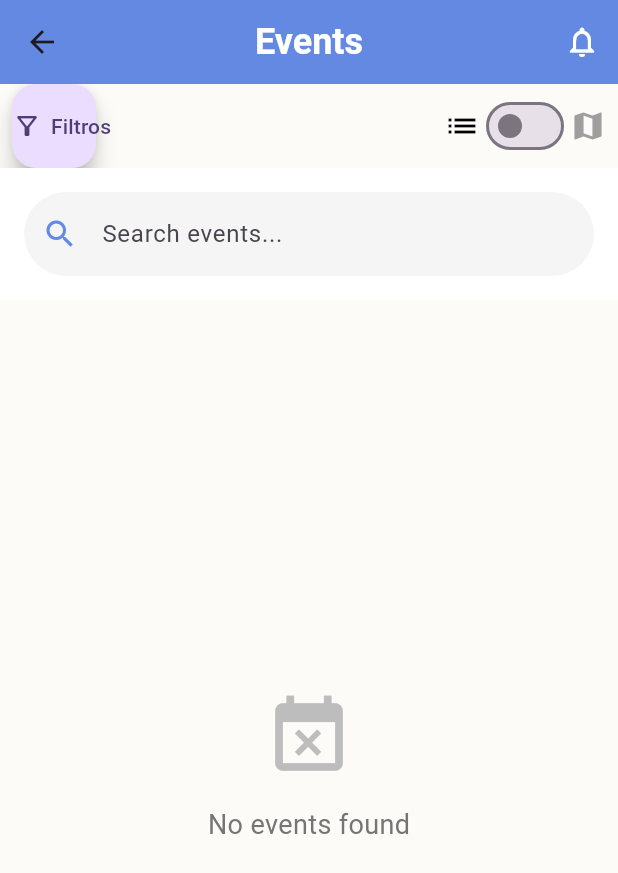
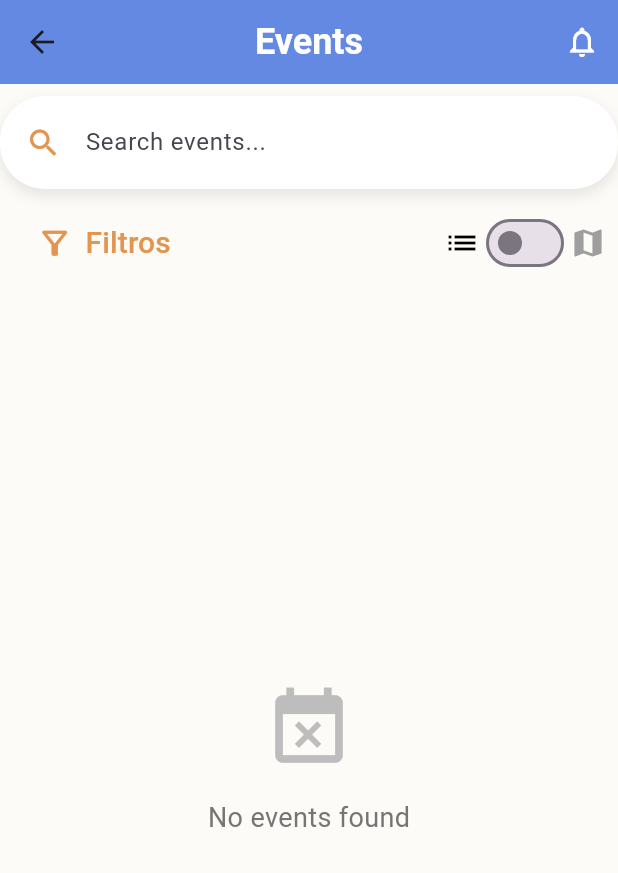
Before and after one commit to Moviles-2025-20/Flutter, a Flutter app: the EventsMapListContent screen opened directly, on a phone screen of 412 x 824 dp. Shown: the top 873 px of the screen. Run offline on Flutter 3.47's test engine with Material 3 defaults, Android fonts, the phone set to English and light mode, and no system bars; our stand-ins replace cloud_firestore, firebase_auth, firebase_core, google_maps_flutter, google_sign_in, image_picker and 1 more; missing offline and left inert: flutter_facebook_auth, flutter_web_auth_2; accounts and stored records are empty.

Commit message:
Lista eventos

```diff
--- a/lib/pages/events/model/event_filter.dart
+++ b/lib/pages/events/model/event_filter.dart
@@ -23,6 +23,7 @@ class EventFilters {
     bool? weatherDependent,
     String? city,
   }) {
+    print(category);
     return EventFilters(
       searchQuery: searchQuery ?? this.searchQuery,
       eventTypes: eventTypes ?? this.eventTypes,
--- a/lib/pages/events/view/event_list_view.dart
+++ b/lib/pages/events/view/event_list_view.dart
@@ -54,24 +54,29 @@ class EventsMapListContent extends StatelessWidget {
         ],
       ),
 
+
       body: Column(
         children: [
+           // Barra de búsqueda
+          const SizedBox(height: 8),
+
+          SearchBar(viewModel: viewModel),
+
+          const SizedBox(height: 8),
+
           Padding(
             padding: const EdgeInsets.symmetric(horizontal: 8.0),
             child: Row(
               children: [
-                FloatingActionButton(
+                FloatingActionButton.extended(
                   onPressed: () => _showFiltersBottomSheet(context, viewModel),
-                  child: Row(
-                    mainAxisSize: MainAxisSize.min,
-                    children: const [
-                      Icon(Icons.filter_alt_outlined, size: 20),
-                      SizedBox(width: 6), // espacio entre icono y texto
-                      Text(
-                        "Filtros",
-                        style: TextStyle(fontWeight: FontWeight.w500),
-                      ),
-                    ],
+                  icon: const Icon(Icons.filter_alt_outlined, size: 25, color: Color(0xFFE3944F)),
+                  backgroundColor: Colors.transparent,
+                  elevation: 0,
+                  highlightElevation: 0,
+                  label: const Text(
+                    "Filtros",
+                    style: TextStyle(fontSize: 20, fontWeight: FontWeight.w500, color: Color(0xFFE3944F)),
                   ),
                 ),
                 const SizedBox(width: 8), // opcional, espacio entre botón y el resto
@@ -98,8 +103,7 @@ class EventsMapListContent extends StatelessWidget {
               ],
             ),
           ),
-          // Barra de búsqueda
-          SearchBar(viewModel: viewModel),
+
 
           // Chips de filtros activos
           if (viewModel.filters.hasActiveFilters)
--- a/lib/pages/events/viewmodel/event_list_view_model.dart
+++ b/lib/pages/events/viewmodel/event_list_view_model.dart
@@ -70,7 +70,13 @@ class EventsViewModel extends ChangeNotifier {
   }
 
   void updateCategory(String? category) {
-    _filters = _filters.copyWith(category: category);
+    print(category);
+    if (category == null || category.isEmpty) {
+      _filters = _filters.copyWith(category: "");
+    } else {
+      _filters = _filters.copyWith(category: category);
+    }
+
     loadEvents();
   }
 
--- a/lib/widgets/list_events/filters_widgets.dart
+++ b/lib/widgets/list_events/filters_widgets.dart
@@ -22,13 +22,23 @@ class _SearchBarState extends State<SearchBar> {
   @override
   Widget build(BuildContext context) {
     return Container(
-      padding: const EdgeInsets.all(16),
-      color: Colors.white,
+      padding: const EdgeInsets.all(5),
+      decoration: BoxDecoration(
+        color: Colors.white,
+        borderRadius: BorderRadius.circular(30),
+        boxShadow: [
+          BoxShadow(
+            color: Colors.black.withValues(alpha: 0.1), // color y opacidad de la sombra
+            blurRadius: 8, // difuminado
+            offset: const Offset(0, 4), // posición de la sombra
+          ),
+        ],
+      ),
       child: TextField(
         controller: _controller,
         decoration: InputDecoration(
           hintText: 'Search events...',
-          prefixIcon: const Icon(Icons.search, color: Color(0xFF6389E2)),
+          prefixIcon: const Icon(Icons.search, color: Color(0xFFE3944F)),
           suffixIcon: _controller.text.isNotEmpty
               ? IconButton(
                   icon: const Icon(Icons.clear),
@@ -38,15 +48,10 @@ class _SearchBarState extends State<SearchBar> {
                   },
                 )
               : null,
-          filled: true,
-          fillColor: Colors.grey[100],
-          border: OutlineInputBorder(
-            borderRadius: BorderRadius.circular(30),
-            borderSide: BorderSide.none,
-          ),
+          border: InputBorder.none, // quitamos el borde para usar solo el del Container
+          contentPadding: const EdgeInsets.symmetric(horizontal: 16, vertical: 14),
         ),
         onChanged: (value) {
-          // Debounce para evitar muchas consultas
           Future.delayed(const Duration(milliseconds: 500), () {
             if (_controller.text == value) {
               widget.viewModel.updateSearchQuery(value);
@@ -67,7 +72,6 @@ class ActiveFiltersChips extends StatelessWidget {
   Widget build(BuildContext context) {
     return Container(
       padding: const EdgeInsets.symmetric(horizontal: 16, vertical: 8),
-      color: Colors.white,
       child: SingleChildScrollView(
         scrollDirection: Axis.horizontal,
         child: Row(
@@ -114,8 +118,8 @@ class ActiveFiltersChips extends StatelessWidget {
               ),
             TextButton.icon(
               onPressed: viewModel.clearFilters,
-              icon: const Icon(Icons.clear_all),
-              label: const Text('Clear all'),
+              icon: const Icon(Icons.clear_all, color: Colors.black,),
+              label: const Text('Clear all', style: TextStyle(color: Color.fromARGB(255, 49, 49, 49)),),
             ),
           ],
         ),
```
